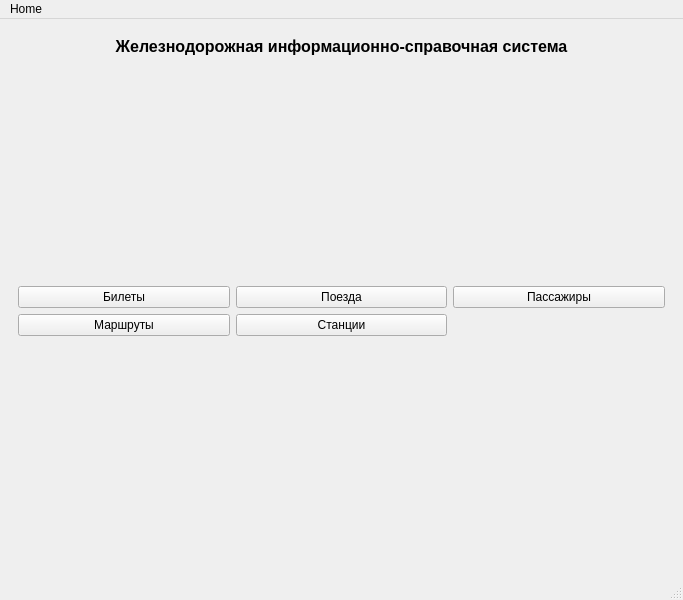
First picture: the form in frontend/RWStation/mainwindow.ui, repository ruslanonly/qt-railway-system, before the edit.
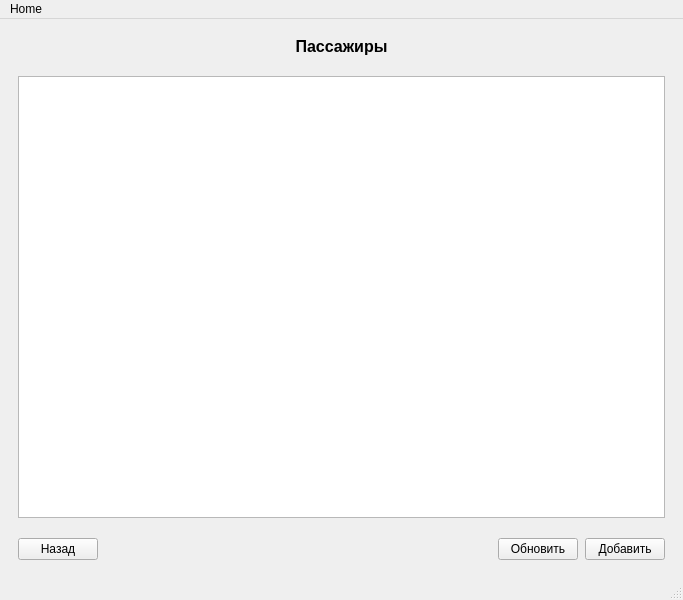
Second picture: the form after the edit. The open tabs and pages were chosen to show the change.

Commit message: Change database schema, adding schedule.

Diff of the .ui file:
```diff
--- a/frontend/RWStation/mainwindow.ui
+++ b/frontend/RWStation/mainwindow.ui
@@ -588,7 +588,96 @@
         </item>
        </layout>
       </widget>
-      <widget class="QWidget" name="page_4"/>
+      <widget class="QWidget" name="SchedulePage">
+       <layout class="QHBoxLayout" name="horizontalLayout_4">
+        <item>
+         <layout class="QVBoxLayout" name="verticalLayout_9" stretch="0,0,0">
+          <property name="spacing">
+           <number>20</number>
+          </property>
+          <item>
+           <widget class="QLabel" name="heading_8">
+            <property name="styleSheet">
+             <string notr="true">font-size: 12pt; font-weight: 700;</string>
+            </property>
+            <property name="text">
+             <string>Пассажиры</string>
+            </property>
+            <property name="alignment">
+             <set>Qt::AlignCenter</set>
+            </property>
+           </widget>
+          </item>
+          <item>
+           <widget class="QTableView" name="scheduleTableView">
+            <property name="contextMenuPolicy">
+             <enum>Qt::CustomContextMenu</enum>
+            </property>
+            <property name="selectionMode">
+             <enum>QAbstractItemView::SingleSelection</enum>
+            </property>
+            <property name="selectionBehavior">
+             <enum>QAbstractItemView::SelectRows</enum>
+            </property>
+            <attribute name="horizontalHeaderStretchLastSection">
+             <bool>true</bool>
+            </attribute>
+           </widget>
+          </item>
+          <item>
+           <layout class="QHBoxLayout" name="buttonsLayout_8">
+            <property name="spacing">
+             <number>7</number>
+            </property>
+            <item>
+             <widget class="QPushButton" name="backScheduleButton">
+              <property name="cursor">
+               <cursorShape>PointingHandCursor</cursorShape>
+              </property>
+              <property name="text">
+               <string>Назад</string>
+              </property>
+             </widget>
+            </item>
+            <item>
+             <spacer name="horizontalSpacer_8">
+              <property name="orientation">
+               <enum>Qt::Horizontal</enum>
+              </property>
+              <property name="sizeHint" stdset="0">
+               <size>
+                <width>40</width>
+                <height>20</height>
+               </size>
+              </property>
+             </spacer>
+            </item>
+            <item>
+             <widget class="QPushButton" name="refreshScheduleButton">
+              <property name="cursor">
+               <cursorShape>PointingHandCursor</cursorShape>
+              </property>
+              <property name="text">
+               <string>Обновить</string>
+              </property>
+             </widget>
+            </item>
+            <item>
+             <widget class="QPushButton" name="addScheduleButton">
+              <property name="cursor">
+               <cursorShape>PointingHandCursor</cursorShape>
+              </property>
+              <property name="text">
+               <string>Добавить</string>
+              </property>
+             </widget>
+            </item>
+           </layout>
+          </item>
+         </layout>
+        </item>
+       </layout>
+      </widget>
      </widget>
     </item>
    </layout>
```
Left out of the diff: 23 changed lines with no effect on the pictures. The commit also changes 49 other files.
